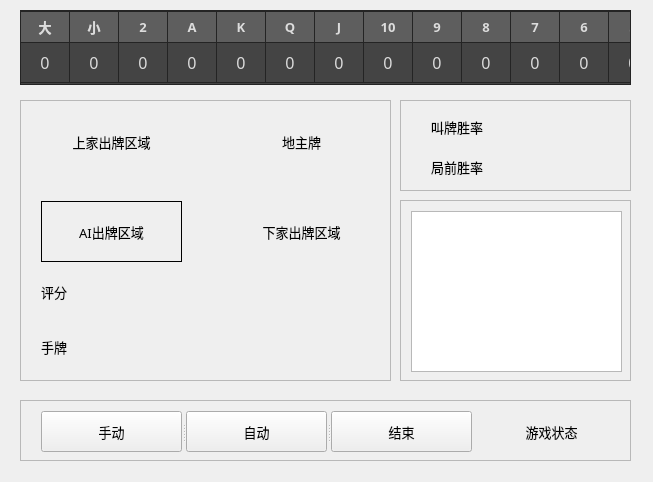
The window that MainWindow.ui (Vincentzyx/DouZero_For_HLDDZ_FullAuto) describes before a commit, drawn with Qt 5.
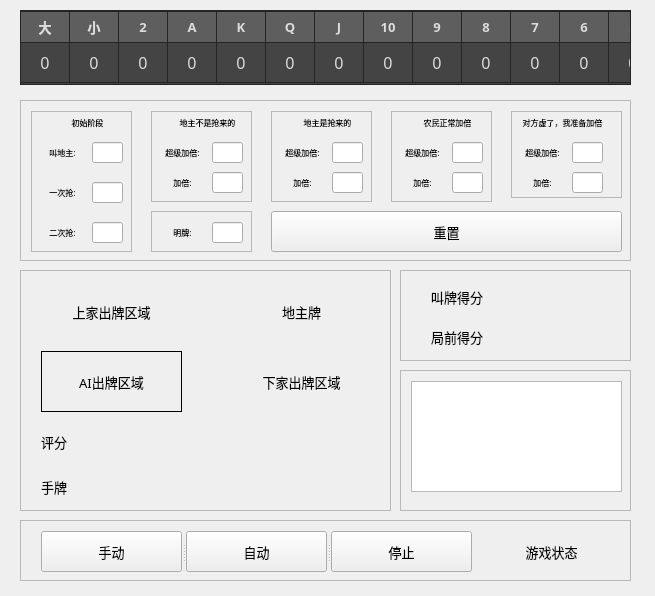
The same window after the commit.

The edit to the form file:
```diff
--- a/MainWindow.ui
+++ b/MainWindow.ui
@@ -6,8 +6,8 @@
    <rect>
     <x>0</x>
     <y>0</y>
-    <width>653</width>
-    <height>482</height>
+    <width>655</width>
+    <height>596</height>
    </rect>
   </property>
   <property name="font">
@@ -492,9 +492,9 @@
    <property name="geometry">
     <rect>
      <x>20</x>
-     <y>100</y>
+     <y>270</y>
      <width>371</width>
-     <height>281</height>
+     <height>241</height>
     </rect>
    </property>
    <property name="widgetResizable">
@@ -506,14 +506,14 @@
       <x>0</x>
       <y>0</y>
       <width>369</width>
-      <height>279</height>
+      <height>239</height>
      </rect>
     </property>
     <widget class="QLabel" name="UserHandCards">
      <property name="geometry">
       <rect>
        <x>20</x>
-       <y>230</y>
+       <y>200</y>
        <width>331</width>
        <height>31</height>
       </rect>
@@ -538,7 +538,7 @@
      <property name="geometry">
       <rect>
        <x>210</x>
-       <y>100</y>
+       <y>80</y>
        <width>141</width>
        <height>61</height>
       </rect>
@@ -588,7 +588,7 @@
      <property name="geometry">
       <rect>
        <x>20</x>
-       <y>100</y>
+       <y>80</y>
        <width>141</width>
        <height>61</height>
       </rect>
@@ -622,7 +622,7 @@
      <property name="geometry">
       <rect>
        <x>20</x>
-       <y>170</y>
+       <y>150</y>
        <width>331</width>
        <height>41</height>
       </rect>
@@ -677,7 +677,7 @@
    <property name="geometry">
     <rect>
      <x>400</x>
-     <y>100</y>
+     <y>270</y>
      <width>231</width>
      <height>91</height>
     </rect>
@@ -713,7 +713,7 @@
       </font>
      </property>
      <property name="text">
-      <string>局前胜率</string>
+      <string>局前得分</string>
      </property>
     </widget>
     <widget class="QLabel" name="BidWinrate">
@@ -735,7 +735,7 @@
       </font>
      </property>
      <property name="text">
-      <string>叫牌胜率</string>
+      <string>叫牌得分</string>
      </property>
     </widget>
    </widget>
@@ -744,9 +744,9 @@
    <property name="geometry">
     <rect>
      <x>400</x>
-     <y>200</y>
+     <y>370</y>
      <width>231</width>
-     <height>181</height>
+     <height>141</height>
     </rect>
    </property>
    <property name="widgetResizable">
@@ -758,7 +758,7 @@
       <x>0</x>
       <y>0</y>
       <width>229</width>
-      <height>179</height>
+      <height>139</height>
      </rect>
     </property>
     <widget class="QTextEdit" name="textEdit">
@@ -767,7 +767,7 @@
        <x>10</x>
        <y>10</y>
        <width>211</width>
-       <height>161</height>
+       <height>111</height>
       </rect>
      </property>
     </widget>
@@ -777,7 +777,7 @@
    <property name="geometry">
     <rect>
      <x>20</x>
-     <y>400</y>
+     <y>520</y>
      <width>611</width>
      <height>61</height>
     </rect>
@@ -870,12 +870,740 @@
        </font>
       </property>
       <property name="text">
-       <string>结束</string>
+       <string>停止</string>
       </property>
      </widget>
     </widget>
    </widget>
   </widget>
+  <widget class="QScrollArea" name="scrollArea_5">
+   <property name="geometry">
+    <rect>
+     <x>20</x>
+     <y>100</y>
+     <width>611</width>
+     <height>161</height>
+    </rect>
+   </property>
+   <property name="widgetResizable">
+    <bool>true</bool>
+   </property>
+   <widget class="QWidget" name="scrollAreaWidgetContents_5">
+    <property name="geometry">
+     <rect>
+      <x>0</x>
+      <y>0</y>
+      <width>609</width>
+      <height>159</height>
+     </rect>
+    </property>
+    <widget class="QScrollArea" name="scrollArea_7">
+     <property name="geometry">
+      <rect>
+       <x>10</x>
+       <y>10</y>
+       <width>101</width>
+       <height>141</height>
+      </rect>
+     </property>
+     <property name="widgetResizable">
+      <bool>true</bool>
+     </property>
+     <widget class="QWidget" name="scrollAreaWidgetContents_6">
+      <property name="geometry">
+       <rect>
+        <x>0</x>
+        <y>0</y>
+        <width>99</width>
+        <height>139</height>
+       </rect>
+      </property>
+      <widget class="QLabel" name="bid_label_1">
+       <property name="geometry">
+        <rect>
+         <x>10</x>
+         <y>30</y>
+         <width>41</width>
+         <height>21</height>
+        </rect>
+       </property>
+       <property name="font">
+        <font>
+         <family>微软雅黑</family>
+         <pointsize>6</pointsize>
+         <weight>50</weight>
+         <italic>false</italic>
+         <bold>false</bold>
+        </font>
+       </property>
+       <property name="text">
+        <string>叫地主:</string>
+       </property>
+       <property name="alignment">
+        <set>Qt::AlignCenter</set>
+       </property>
+      </widget>
+      <widget class="QLineEdit" name="bid_lineEdit_1">
+       <property name="geometry">
+        <rect>
+         <x>60</x>
+         <y>30</y>
+         <width>31</width>
+         <height>21</height>
+        </rect>
+       </property>
+      </widget>
+      <widget class="QLabel" name="bid_label_3">
+       <property name="geometry">
+        <rect>
+         <x>10</x>
+         <y>110</y>
+         <width>41</width>
+         <height>21</height>
+        </rect>
+       </property>
+       <property name="font">
+        <font>
+         <family>微软雅黑</family>
+         <pointsize>6</pointsize>
+         <weight>50</weight>
+         <italic>false</italic>
+         <bold>false</bold>
+        </font>
+       </property>
+       <property name="text">
+        <string>二次抢:</string>
+       </property>
+       <property name="alignment">
+        <set>Qt::AlignCenter</set>
+       </property>
+      </widget>
+      <widget class="QLineEdit" name="bid_lineEdit_2">
+       <property name="geometry">
+        <rect>
+         <x>60</x>
+         <y>70</y>
+         <width>31</width>
+         <height>21</height>
+        </rect>
+       </property>
+      </widget>
+      <widget class="QLineEdit" name="bid_lineEdit_3">
+       <property name="geometry">
+        <rect>
+         <x>60</x>
+         <y>110</y>
+         <width>31</width>
+         <height>21</height>
+        </rect>
+       </property>
+      </widget>
+      <widget class="QLabel" name="bid_label_2">
+       <property name="geometry">
+        <rect>
+         <x>10</x>
+         <y>70</y>
+         <width>41</width>
+         <height>21</height>
+        </rect>
+       </property>
+       <property name="font">
+        <font>
+         <family>微软雅黑</family>
+         <pointsize>6</pointsize>
+         <weight>50</weight>
+         <italic>false</italic>
+         <bold>false</bold>
+        </font>
+       </property>
+       <property name="text">
+        <string>一次抢:</string>
+       </property>
+       <property name="alignment">
+        <set>Qt::AlignCenter</set>
+       </property>
+      </widget>
+      <widget class="QLabel" name="bid_label_4">
+       <property name="geometry">
+        <rect>
+         <x>10</x>
+         <y>0</y>
+         <width>91</width>
+         <height>21</height>
+        </rect>
+       </property>
+       <property name="font">
+        <font>
+         <family>微软雅黑</family>
+         <pointsize>6</pointsize>
+         <weight>50</weight>
+         <italic>false</italic>
+         <bold>false</bold>
+        </font>
+       </property>
+       <property name="text">
+        <string>初始阶段</string>
+       </property>
+       <property name="alignment">
+        <set>Qt::AlignCenter</set>
+       </property>
+      </widget>
+     </widget>
+    </widget>
+    <widget class="QScrollArea" name="scrollArea_8">
+     <property name="geometry">
+      <rect>
+       <x>130</x>
+       <y>10</y>
+       <width>101</width>
+       <height>91</height>
+      </rect>
+     </property>
+     <property name="widgetResizable">
+      <bool>true</bool>
+     </property>
+     <widget class="QWidget" name="scrollAreaWidgetContents_8">
+      <property name="geometry">
+       <rect>
+        <x>0</x>
+        <y>0</y>
+        <width>99</width>
+        <height>89</height>
+       </rect>
+      </property>
+      <widget class="QLabel" name="landlord_label_1">
+       <property name="geometry">
+        <rect>
+         <x>10</x>
+         <y>0</y>
+         <width>91</width>
+         <height>21</height>
+        </rect>
+       </property>
+       <property name="font">
+        <font>
+         <family>微软雅黑</family>
+         <pointsize>6</pointsize>
+         <weight>50</weight>
+         <italic>false</italic>
+         <bold>false</bold>
+        </font>
+       </property>
+       <property name="text">
+        <string>地主不是抢来的</string>
+       </property>
+       <property name="alignment">
+        <set>Qt::AlignCenter</set>
+       </property>
+      </widget>
+      <widget class="QLabel" name="jiabei_label_1">
+       <property name="geometry">
+        <rect>
+         <x>10</x>
+         <y>30</y>
+         <width>41</width>
+         <height>21</height>
+        </rect>
+       </property>
+       <property name="font">
+        <font>
+         <family>微软雅黑</family>
+         <pointsize>6</pointsize>
+         <weight>50</weight>
+         <italic>false</italic>
+         <bold>false</bold>
+        </font>
+       </property>
+       <property name="text">
+        <string>超级加倍:</string>
+       </property>
+       <property name="alignment">
+        <set>Qt::AlignCenter</set>
+       </property>
+      </widget>
+      <widget class="QLineEdit" name="jiabei_lineEdit_2">
+       <property name="geometry">
+        <rect>
+         <x>60</x>
+         <y>60</y>
+         <width>31</width>
+         <height>21</height>
+        </rect>
+       </property>
+      </widget>
+      <widget class="QLabel" name="jiabei_label_2">
+       <property name="geometry">
+        <rect>
+         <x>10</x>
+         <y>60</y>
+         <width>41</width>
+         <height>21</height>
+        </rect>
+       </property>
+       <property name="font">
+        <font>
+         <family>微软雅黑</family>
+         <pointsize>6</pointsize>
+         <weight>50</weight>
+         <italic>false</italic>
+         <bold>false</bold>
+        </font>
+       </property>
+       <property name="text">
+        <string>加倍:</string>
+       </property>
+       <property name="alignment">
+        <set>Qt::AlignCenter</set>
+       </property>
+      </widget>
+      <widget class="QLineEdit" name="jiabei_lineEdit_1">
+       <property name="geometry">
+        <rect>
+         <x>60</x>
+         <y>30</y>
+         <width>31</width>
+         <height>21</height>
+        </rect>
+       </property>
+      </widget>
+     </widget>
+    </widget>
+    <widget class="QScrollArea" name="scrollArea_9">
+     <property name="geometry">
+      <rect>
+       <x>250</x>
+       <y>10</y>
+       <width>101</width>
+       <height>91</height>
+      </rect>
+     </property>
+     <property name="widgetResizable">
+      <bool>true</bool>
+     </property>
+     <widget class="QWidget" name="scrollAreaWidgetContents_9">
+      <property name="geometry">
+       <rect>
+        <x>0</x>
+        <y>0</y>
+        <width>99</width>
+        <height>89</height>
+       </rect>
+      </property>
+      <widget class="QLineEdit" name="jiabei_lineEdit_4">
+       <property name="geometry">
+        <rect>
+         <x>60</x>
+         <y>60</y>
+         <width>31</width>
+         <height>21</height>
+        </rect>
+       </property>
+      </widget>
+      <widget class="QLineEdit" name="jiabei_lineEdit_3">
+       <property name="geometry">
+        <rect>
+         <x>60</x>
+         <y>30</y>
+         <width>31</width>
+         <height>21</height>
+        </rect>
+       </property>
+      </widget>
+      <widget class="QLabel" name="landlord_label_2">
+       <property name="geometry">
+        <rect>
+         <x>10</x>
+         <y>0</y>
+         <width>91</width>
+         <height>21</height>
+        </rect>
+       </property>
+       <property name="font">
+        <font>
+         <family>微软雅黑</family>
+         <pointsize>6</pointsize>
+         <weight>50</weight>
+         <italic>false</italic>
+         <bold>false</bold>
+        </font>
+       </property>
+       <property name="text">
+        <string>地主是抢来的</string>
+       </property>
+       <property name="alignment">
+        <set>Qt::AlignCenter</set>
+       </property>
+      </widget>
+      <widget class="QLabel" name="jiabei_label_3">
+       <property name="geometry">
+        <rect>
+         <x>10</x>
+         <y>30</y>
+         <width>41</width>
+         <height>21</height>
+        </rect>
+       </property>
+       <property name="font">
+        <font>
+         <family>微软雅黑</family>
+         <pointsize>6</pointsize>
+         <weight>50</weight>
+         <italic>false</italic>
+         <bold>false</bold>
+        </font>
+       </property>
+       <property name="text">
+        <string>超级加倍:</string>
+       </property>
+       <property name="alignment">
+        <set>Qt::AlignCenter</set>
+       </property>
+      </widget>
+      <widget class="QLabel" name="jiabei_label_4">
+       <property name="geometry">
+        <rect>
+         <x>10</x>
+         <y>60</y>
+         <width>41</width>
+         <height>21</height>
+        </rect>
+       </property>
+       <property name="font">
+        <font>
+         <family>微软雅黑</family>
+         <pointsize>6</pointsize>
+         <weight>50</weight>
+         <italic>false</italic>
+         <bold>false</bold>
+        </font>
+       </property>
+       <property name="text">
+        <string>加倍:</string>
+       </property>
+       <property name="alignment">
+        <set>Qt::AlignCenter</set>
+       </property>
+      </widget>
+     </widget>
+    </widget>
+    <widget class="QScrollArea" name="scrollArea_10">
+     <property name="geometry">
+      <rect>
+       <x>370</x>
+       <y>10</y>
+       <width>101</width>
+       <height>91</height>
+      </rect>
+     </property>
+     <property name="widgetResizable">
+      <bool>true</bool>
+     </property>
+     <widget class="QWidget" name="scrollAreaWidgetContents_10">
+      <property name="geometry">
+       <rect>
+        <x>0</x>
+        <y>0</y>
+        <width>99</width>
+        <height>89</height>
+       </rect>
+      </property>
+      <widget class="QLabel" name="landlord_label_3">
+       <property name="geometry">
+        <rect>
+         <x>10</x>
+         <y>0</y>
+         <width>91</width>
+         <height>21</height>
+        </rect>
+       </property>
+       <property name="font">
+        <font>
+         <family>微软雅黑</family>
+         <pointsize>6</pointsize>
+         <weight>50</weight>
+         <italic>false</italic>
+         <bold>false</bold>
+        </font>
+       </property>
+       <property name="text">
+        <string>农民正常加倍</string>
+       </property>
+       <property name="alignment">
+        <set>Qt::AlignCenter</set>
+       </property>
+      </widget>
+      <widget class="QLabel" name="jiabei_label_6">
+       <property name="geometry">
+        <rect>
+         <x>10</x>
+         <y>60</y>
+         <width>41</width>
+         <height>21</height>
+        </rect>
+       </property>
+       <property name="font">
+        <font>
+         <family>微软雅黑</family>
+         <pointsize>6</pointsize>
+         <weight>50</weight>
+         <italic>false</italic>
+         <bold>false</bold>
+        </font>
+       </property>
+       <property name="text">
+        <string>加倍:</string>
+       </property>
+       <property name="alignment">
+        <set>Qt::AlignCenter</set>
+       </property>
+      </widget>
+      <widget class="QLineEdit" name="jiabei_lineEdit_5">
+       <property name="geometry">
+        <rect>
+         <x>60</x>
+         <y>30</y>
+         <width>31</width>
+         <height>21</height>
+        </rect>
+       </property>
+      </widget>
+      <widget class="QLineEdit" name="jiabei_lineEdit_6">
+       <property name="geometry">
+        <rect>
+         <x>60</x>
+         <y>60</y>
+         <width>31</width>
+         <height>21</height>
+        </rect>
+       </property>
+      </widget>
+      <widget class="QLabel" name="jiabei_label_5">
+       <property name="geometry">
+        <rect>
+         <x>10</x>
+         <y>30</y>
+         <width>41</width>
+         <height>21</height>
+        </rect>
+       </property>
+       <property name="font">
+        <font>
+         <family>微软雅黑</family>
+         <pointsize>6</pointsize>
+         <weight>50</weight>
+         <italic>false</italic>
+         <bold>false</bold>
+        </font>
+       </property>
+       <property name="text">
+        <string>超级加倍:</string>
+       </property>
+       <property name="alignment">
+        <set>Qt::AlignCenter</set>
+       </property>
+      </widget>
+     </widget>
+    </widget>
+    <widget class="QScrollArea" name="scrollArea_11">
+     <property name="geometry">
+      <rect>
+       <x>490</x>
+       <y>10</y>
+       <width>111</width>
+       <height>87</height>
+      </rect>
+     </property>
+     <property name="widgetResizable">
+      <bool>true</bool>
+     </property>
+     <widget class="QWidget" name="scrollAreaWidgetContents_11">
+      <property name="geometry">
+       <rect>
+        <x>0</x>
+        <y>0</y>
+        <width>109</width>
+        <height>85</height>
+       </rect>
+      </property>
+      <widget class="QLineEdit" name="jiabei_lineEdit_7">
+       <property name="geometry">
+        <rect>
+         <x>60</x>
+         <y>30</y>
+         <width>31</width>
+         <height>21</height>
+        </rect>
+       </property>
+      </widget>
+      <widget class="QLineEdit" name="jiabei_lineEdit_8">
+       <property name="geometry">
+        <rect>
+         <x>60</x>
+         <y>60</y>
+         <width>31</width>
+         <height>21</height>
+        </rect>
+       </property>
+      </widget>
+      <widget class="QLabel" name="landlord_label_4">
+       <property name="geometry">
+        <rect>
+         <x>0</x>
+         <y>0</y>
+         <width>101</width>
+         <height>21</height>
+        </rect>
+       </property>
+       <property name="font">
+        <font>
+         <family>微软雅黑</family>
+         <pointsize>6</pointsize>
+         <weight>50</weight>
+         <italic>false</italic>
+         <bold>false</bold>
+        </font>
+       </property>
+       <property name="text">
+        <string>对方虚了，我准备加倍</string>
+       </property>
+       <property name="alignment">
+        <set>Qt::AlignCenter</set>
+       </property>
+      </widget>
+      <widget class="QLabel" name="jiabei_label_7">
+       <property name="geometry">
+        <rect>
+         <x>10</x>
+         <y>30</y>
+         <width>41</width>
+         <height>21</height>
+        </rect>
+       </property>
+       <property name="font">
+        <font>
+         <family>微软雅黑</family>
+         <pointsize>6</pointsize>
+         <weight>50</weight>
+         <italic>false</italic>
+         <bold>false</bold>
+        </font>
+       </property>
+       <property name="text">
+        <string>超级加倍:</string>
+       </property>
+       <property name="alignment">
+        <set>Qt::AlignCenter</set>
+       </property>
+      </widget>
+      <widget class="QLabel" name="jiabei_label_8">
+       <property name="geometry">
+        <rect>
+         <x>10</x>
+         <y>60</y>
+         <width>41</width>
+         <height>21</height>
+        </rect>
+       </property>
+       <property name="font">
+        <font>
+         <family>微软雅黑</family>
+         <pointsize>6</pointsize>
+         <weight>50</weight>
+         <italic>false</italic>
+         <bold>false</bold>
+        </font>
+       </property>
+       <property name="text">
+        <string>加倍:</string>
+       </property>
+       <property name="alignment">
+        <set>Qt::AlignCenter</set>
+       </property>
+      </widget>
+     </widget>
+    </widget>
+    <widget class="QPushButton" name="ResetButton">
+     <property name="geometry">
+      <rect>
+       <x>250</x>
+       <y>110</y>
+       <width>351</width>
+       <height>41</height>
+      </rect>
+     </property>
+     <property name="font">
+      <font>
+       <family>微软雅黑</family>
+       <pointsize>10</pointsize>
+       <weight>50</weight>
+       <italic>false</italic>
+       <bold>false</bold>
+      </font>
+     </property>
+     <property name="text">
+      <string>重置</string>
+     </property>
+    </widget>
+    <widget class="QScrollArea" name="scrollArea_6">
+     <property name="geometry">
+      <rect>
+       <x>130</x>
+       <y>110</y>
+       <width>101</width>
+       <height>41</height>
+      </rect>
+     </property>
+     <property name="widgetResizable">
+      <bool>true</bool>
+     </property>
+     <widget class="QWidget" name="scrollAreaWidgetContents_7">
+      <property name="geometry">
+       <rect>
+        <x>0</x>
+        <y>0</y>
+        <width>99</width>
+        <height>39</height>
+       </rect>
+      </property>
+      <widget class="QLineEdit" name="mingpai_lineEdit">
+       <property name="geometry">
+        <rect>
+         <x>60</x>
+         <y>10</y>
+         <width>31</width>
+         <height>21</height>
+        </rect>
+       </property>
+      </widget>
+      <widget class="QLabel" name="mingpai_label">
+       <property name="geometry">
+        <rect>
+         <x>10</x>
+         <y>10</y>
+         <width>41</width>
+         <height>21</height>
+        </rect>
+       </property>
+       <property name="font">
+        <font>
+         <family>微软雅黑</family>
+         <pointsize>6</pointsize>
+         <weight>50</weight>
+         <italic>false</italic>
+         <bold>false</bold>
+        </font>
+       </property>
+       <property name="text">
+        <string>明牌:</string>
+       </property>
+       <property name="alignment">
+        <set>Qt::AlignCenter</set>
+       </property>
+      </widget>
+     </widget>
+    </widget>
+   </widget>
+  </widget>
  </widget>
  <resources>
   <include location="picture.qrc"/>
```
